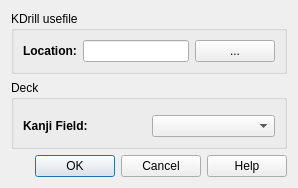
This is kdrill/dialog.ui in fbriere/anki-kdrill as Qt 5 draws it before an edit. The edited form follows.
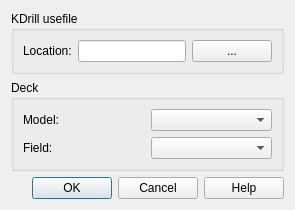
This is the edited form.

Commit message: Get rid of ModelChooser, which is really not meant for this

The edit to the form file:
```diff
--- a/kdrill/dialog.ui
+++ b/kdrill/dialog.ui
@@ -2,14 +2,6 @@
 <ui version="4.0">
  <class>KDrillDialog</class>
  <widget class="QDialog" name="KDrillDialog">
-  <property name="geometry">
-   <rect>
-    <x>0</x>
-    <y>0</y>
-    <width>298</width>
-    <height>188</height>
-   </rect>
-  </property>
   <property name="windowTitle">
    <string>Apply KDrill usefile</string>
   </property>
@@ -24,11 +16,11 @@
      </property>
      <layout class="QHBoxLayout" name="horizontalLayout">
       <item>
-       <widget class="QLabel" name="label">
+       <widget class="QLabel" name="usefileLabel">
         <property name="font">
          <font>
-          <weight>75</weight>
-          <bold>true</bold>
+          <weight>50</weight>
+          <bold>false</bold>
          </font>
         </property>
         <property name="toolTip">
@@ -66,13 +58,24 @@
       <string>Deck</string>
      </property>
      <layout class="QVBoxLayout" name="verticalLayout">
-      <item>
-       <widget class="QWidget" name="modelWidget" native="true"/>
-      </item>
       <item>
        <layout class="QHBoxLayout" name="horizontalLayout_2">
         <item>
-         <widget class="QLabel" name="label_2">
+         <widget class="QLabel" name="modelLabel">
+          <property name="text">
+           <string>Model:</string>
+          </property>
+         </widget>
+        </item>
+        <item>
+         <widget class="QComboBox" name="modelCombo"/>
+        </item>
+       </layout>
+      </item>
+      <item>
+       <layout class="QHBoxLayout" name="fieldLayout">
+        <item>
+         <widget class="QLabel" name="fieldLabel">
           <property name="sizePolicy">
            <sizepolicy hsizetype="Minimum" vsizetype="Preferred">
             <horstretch>0</horstretch>
@@ -81,15 +84,15 @@
           </property>
           <property name="font">
            <font>
-            <weight>75</weight>
-            <bold>true</bold>
+            <weight>50</weight>
+            <bold>false</bold>
            </font>
           </property>
           <property name="toolTip">
            <string>Field that contains the kanji for each fact</string>
           </property>
           <property name="text">
-           <string>Kanji Field:</string>
+           <string>Field:</string>
           </property>
          </widget>
         </item>
```
The commit also changes 3 other files.
